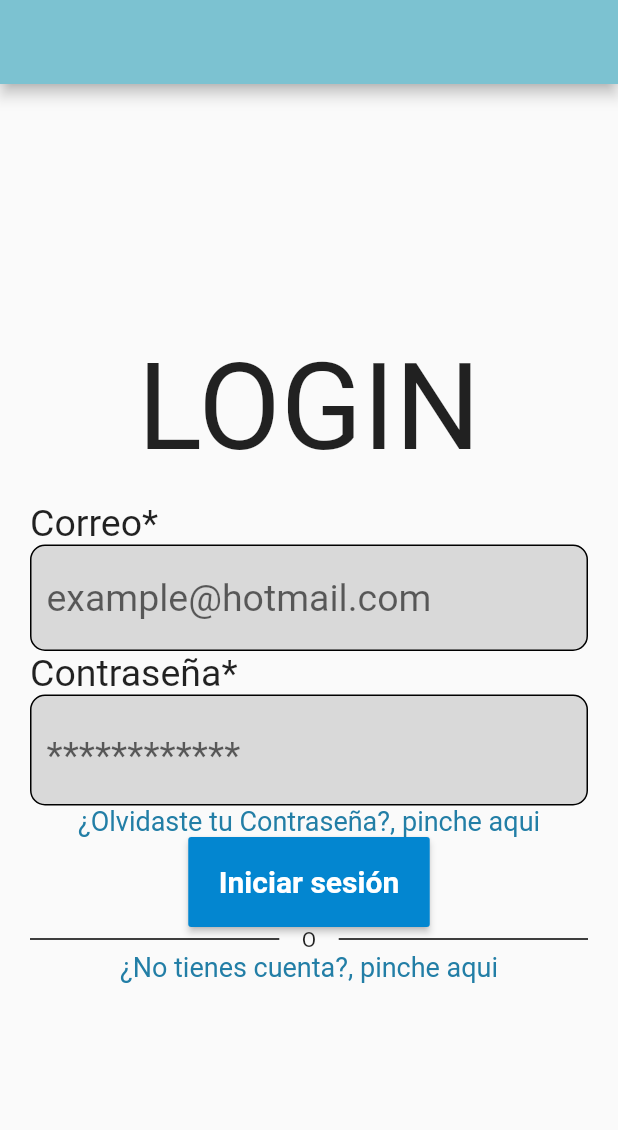
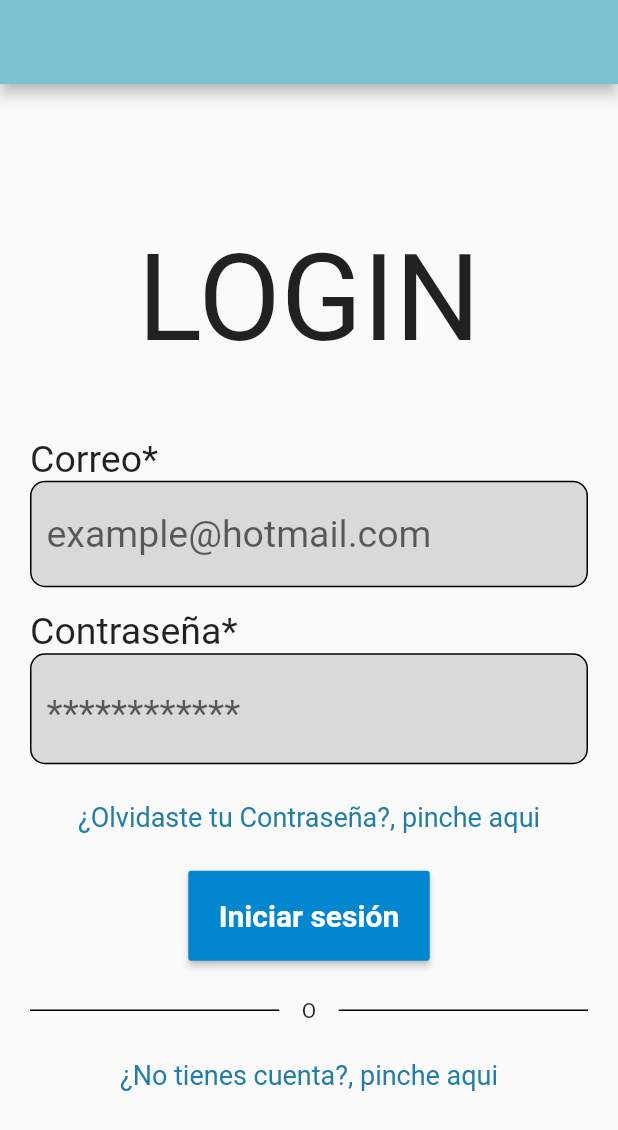
Before and after one commit to DavidEMV1622/app_bidi_login, a Flutter app: the screen it shows after launch, on a phone screen of 412 x 824 dp. Shown: the top 1130 px of the screen. Run offline on Flutter 3.47's test engine with Material 2 defaults, Android fonts, the phone set to English and light mode, and no system bars.

Commit message:
Login completo front

```diff
--- a/lib/src/pages/Login_page.dart
+++ b/lib/src/pages/Login_page.dart
@@ -40,7 +40,7 @@ class _LoginPageState extends State<LoginPage> {
 
               // ---- Agregar un espacio entre los dos widgets (Text, Align)----
               SizedBox(
-                height: 15.0,
+                height: 45.0,
               ),
 
               // ---- Texto "Correo*" ----
@@ -53,6 +53,11 @@ class _LoginPageState extends State<LoginPage> {
               // ---- Llamado Widget para un campo de texto para ingresar correo ----
               _textFieldEmail(),
 
+              // ---- Agregar un espacio ----
+              SizedBox(
+                height: 15.0,
+              ),
+
               // ---- Texto "Contrasenia*" ----
               Align(
                 //alignment: Alignment(-1.0, 0.0),
@@ -62,6 +67,11 @@ class _LoginPageState extends State<LoginPage> {
 
               // ---- Campo de texto para ingresar contrasenia ----
               _textFieldPassword(),
+
+              // ---- Agregar un espacio ----
+              SizedBox(
+                height: 25.0,
+              ),
 
               // ---- Texto para un link si se le olvido la contrasenia ----
               Align(
@@ -75,8 +85,18 @@ class _LoginPageState extends State<LoginPage> {
                 ),
               ),
 
+              // ---- Agregar un espacio ----
+              SizedBox(
+                height: 25.0,
+              ),
+
               // ---- Boton "Iniciar de sesión" ----
               _buttonSesion(),
+
+              // ---- Agregar un espacio ----
+              SizedBox(
+                height: 25.0,
+              ),
 
               // ---- Linea de separación con "Divider" ----
               Row(
@@ -93,6 +113,11 @@ class _LoginPageState extends State<LoginPage> {
                   ]
               ),
               // ---------------------------------------------
+
+              // ---- Agregar un espacio ----
+              SizedBox(
+                height: 25.0,
+              ),
 
               // ---- Texto para un link si no tienes cuenta----
               Align(
```
